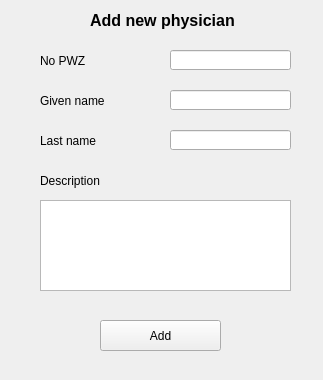
Qt form AddPhysician.ui (FilipHa5/Clinic-Management-PyMongo) before a commit.
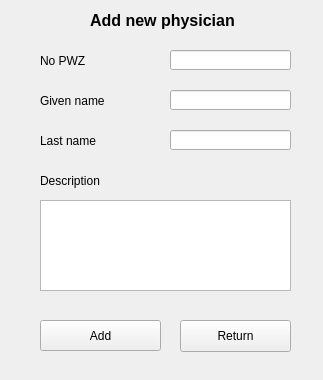
The same form after that commit.

Patch:
```diff
--- a/AddPhysician.ui
+++ b/AddPhysician.ui
@@ -16,7 +16,7 @@
   <widget class="QPushButton" name="push_button_add">
    <property name="geometry">
     <rect>
-     <x>100</x>
+     <x>40</x>
      <y>320</y>
      <width>121</width>
      <height>31</height>
@@ -159,6 +159,19 @@
     <string>Description</string>
    </property>
   </widget>
+  <widget class="QPushButton" name="return_push_button">
+   <property name="geometry">
+    <rect>
+     <x>180</x>
+     <y>320</y>
+     <width>111</width>
+     <height>32</height>
+    </rect>
+   </property>
+   <property name="text">
+    <string>Return</string>
+   </property>
+  </widget>
  </widget>
  <resources/>
  <connections/>
```
